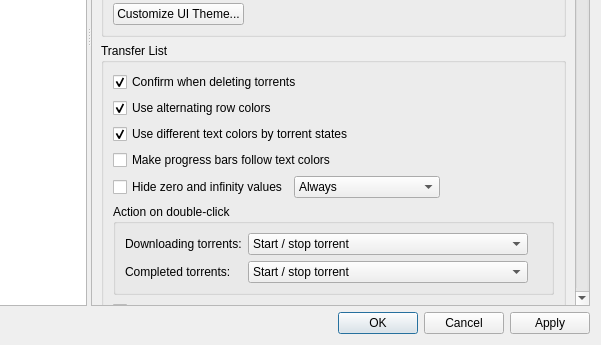
Above: src/gui/optionsdialog.ui from username227/qBittorrent-remote before the change; both pictures show x 178 to 779 and y 246 to 591 of the 779 by 591 pixel window. Below: the same form after it.
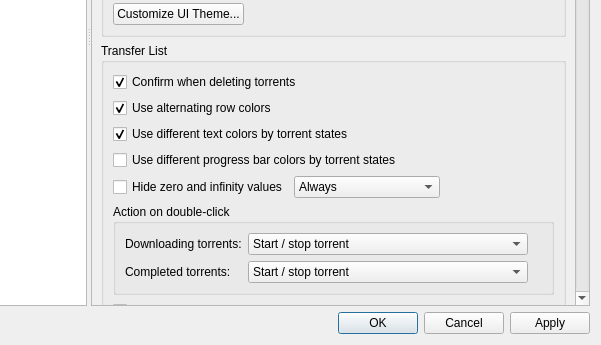
That is the form after the change. Icons and pictures are not drawn.

Commit message: Allow independent torrent state progress bar colors

```diff
--- a/src/gui/optionsdialog.ui
+++ b/src/gui/optionsdialog.ui
@@ -310,7 +310,7 @@
                <item>
                 <widget class="QCheckBox" name="checkProgressBarFollowsTextColor">
                  <property name="text">
-                  <string extracomment="Progress bar color is based on text color.">Make progress bars follow text colors</string>
+                  <string>Use different progress bar colors by torrent states</string>
                  </property>
                 </widget>
                </item>
```
The commit also changes 9 other files.
